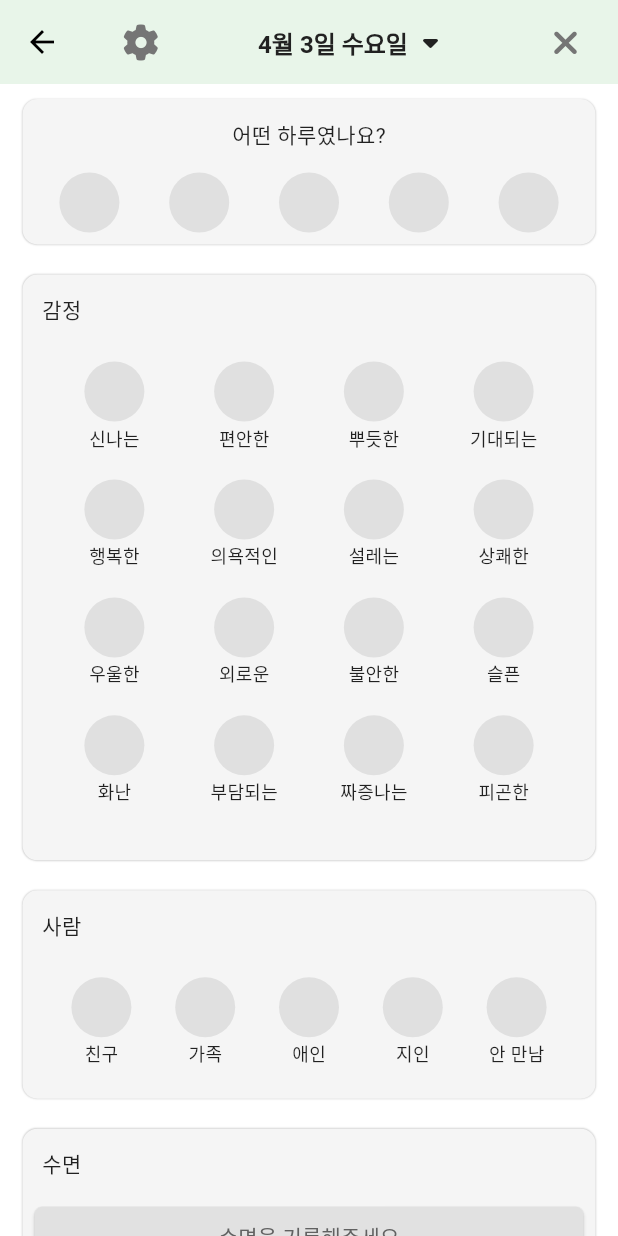
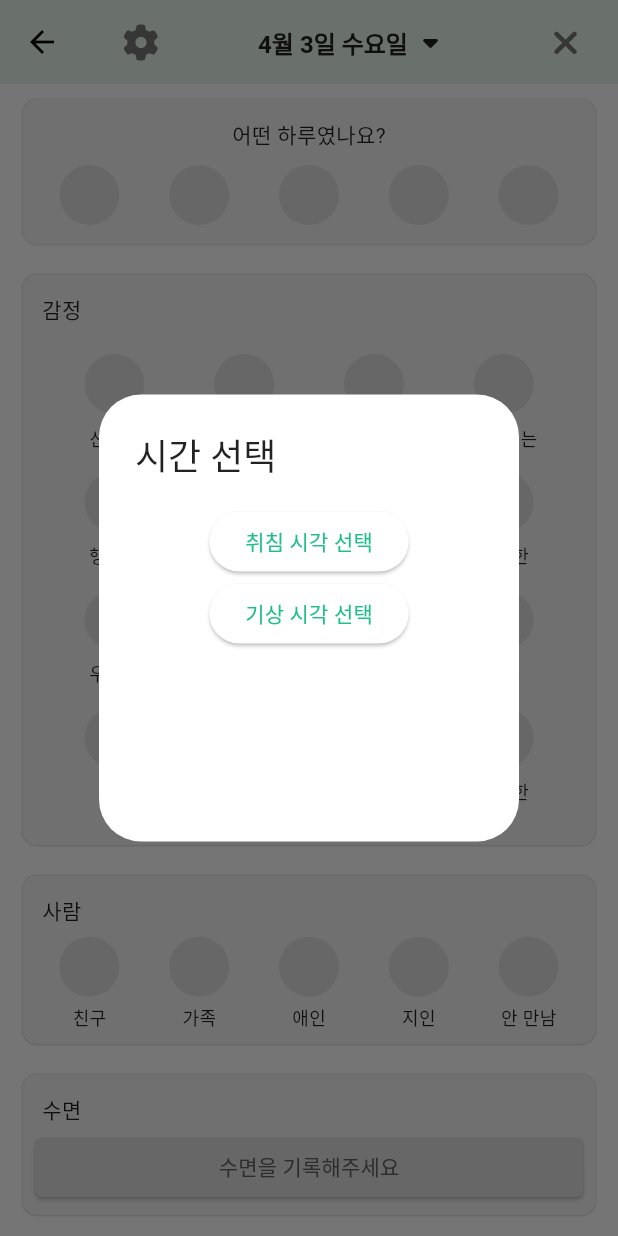
Before and after one commit to jrsky723/moodiary, a Flutter app: the AddDiaryScreen screen opened directly, after a tap on "수면을 기록해주세요", on a phone screen of 412 x 824 dp. Run offline on Flutter 3.47's test engine with Material 3 defaults, Android fonts, the phone set to English and light mode, and no system bars; our stand-ins replace flutter_datetime_picker_plus, flutter_riverpod, font_awesome_flutter, image_picker, shared_preferences; accounts and stored records are empty.

Commit message:
Add diary taps modify(맨위로, 사진, 수면)

```diff
--- a/lib/features/add_diary/add_diary_screen.dart
+++ b/lib/features/add_diary/add_diary_screen.dart
@@ -1,11 +1,15 @@
 import 'package:flutter/material.dart';
 import 'package:flutter/widgets.dart';
+import 'package:flutter_datetime_picker_plus/flutter_datetime_picker_plus.dart';
 import 'package:font_awesome_flutter/font_awesome_flutter.dart';
-import 'package:moodiary/common/widgets/circle_avatar.dart';
 import 'package:moodiary/common/widgets/p_info_button.dart';
-import 'package:moodiary/constants/gaps.dart';
 import 'package:moodiary/constants/sizes.dart';
+import 'package:moodiary/features/add_diary/widgets/daily_list.dart';
 import 'package:moodiary/features/add_diary/widgets/diary_container.dart';
+import 'package:moodiary/features/add_diary/widgets/emtion_list.dart';
+import 'package:moodiary/features/add_diary/widgets/image_picker_button.dart';
+import 'package:moodiary/features/add_diary/widgets/people_list.dart';
+import 'package:moodiary/features/add_diary/widgets/sleep_time_picker.dart';
 
 class AddDiaryScreen extends StatefulWidget {
   const AddDiaryScreen({super.key});
@@ -15,6 +19,81 @@ class AddDiaryScreen extends StatefulWidget {
 }
 
 class _AddDiaryScreenState extends State<AddDiaryScreen> {
+  late final ScrollController _scrollController;
+
+  void _scrollToTop() {
+    _scrollController.animateTo(
+      0,
+      duration: const Duration(milliseconds: 300),
+      curve: Curves.easeInOut,
+    );
+  }
+
+  DateTime? bedtime;
+  DateTime? wakeTime;
+
+  void _pickTime({required bool isBedTime}) {
+    DatePicker.showTimePicker(
+      context,
+      showTitleActions: true,
+      onConfirm: (date) {
+        setState(() {
+          if (isBedTime) {
+            bedtime = date;
+          } else {
+            wakeTime = date;
+          }
+        });
+      },
+      currentTime: DateTime.now(),
+      locale: LocaleType.en,
+    );
+  }
+
+  void _openTimePicker() {
+    showDialog(
+      context: context,
+      builder: (context) {
+        return AlertDialog(
+          title: const Text("시간 선택"),
+          content: SizedBox(
+            height: 200, // 다이얼로그 크기 조절
+            child: Column(
+              children: [
+                ElevatedButton(
+                  child: const Text("취침 시각 선택"),
+                  onPressed: () => _pickTime(isBedTime: true),
+                ),
+                ElevatedButton(
+                  child: const Text("기상 시각 선택"),
+                  onPressed: () => _pickTime(isBedTime: false),
+                ),
+                if (bedtime != null)
+                  Text("취침 시각: ${bedtime!.hour}시 ${bedtime!.minute}분"),
+                if (wakeTime != null)
+                  Text("기상 시각: ${wakeTime!.hour}시 ${wakeTime!.minute}"),
+              ],
+            ),
+          ),
+        );
+      },
+      barrierColor: Colors.black54, // 배경 어둡게 처리
+    );
+  }
+
+  @override
+  void initState() {
+    // TODO: implement initState
+    super.initState();
+    _scrollController = ScrollController();
+  }
+
+  @override
+  void dispose() {
+    _scrollController.dispose();
+    super.dispose();
+  }
+
   @override
   Widget build(BuildContext context) {
     return Scaffold(
@@ -53,85 +132,31 @@ class _AddDiaryScreenState extends State<AddDiaryScreen> {
         ),
       ),
       body: CustomScrollView(
+        controller: _scrollController,
         physics: const BouncingScrollPhysics(),
         slivers: [
           const SliverToBoxAdapter(
             child: DiaryContainer(
               crossAxisAlignment: CrossAxisAlignment.center,
               text: "어떤 하루였나요?",
-              child: Row(
-                mainAxisAlignment: MainAxisAlignment.spaceAround,
-                children: [
-                  SCircleAvatar(),
-                  SCircleAvatar(),
-                  SCircleAvatar(),
-                  SCircleAvatar(),
-                  SCircleAvatar(),
-                ],
-              ),
+              child: DailyList(),
             ),
           ),
           SliverToBoxAdapter(
             child: DiaryContainer(
               text: "감정",
-              child: GridView.builder(
-                padding: const EdgeInsets.all(
-                  Sizes.size10,
-                ),
-                shrinkWrap: true,
-                physics: const NeverScrollableScrollPhysics(),
-                gridDelegate: const SliverGridDelegateWithFixedCrossAxisCount(
+              child: EmotionList(
+                items: emotions,
                 crossAxisCount: 4,
-                  childAspectRatio: 11 / 10,
-                ),
-                itemCount: 16,
-                itemBuilder: (BuildContext context, int index) {
-                  // Replace this with your CircleAvatar widget
-                  return Column(
-                    children: [
-                      const SCircleAvatar(),
-                      Gaps.v2,
-                      Text(
-                        emotions[index],
-                        style: const TextStyle(
-                          fontSize: Sizes.size12,
-                        ),
-                      ),
-                    ],
-                  );
-                },
               ),
             ),
           ),
           SliverToBoxAdapter(
             child: DiaryContainer(
               text: "사람",
-              child: GridView.builder(
-                padding: const EdgeInsets.all(
-                  Sizes.size10,
-                ),
-                shrinkWrap: true,
-                physics: const NeverScrollableScrollPhysics(),
-                gridDelegate: const SliverGridDelegateWithFixedCrossAxisCount(
+              child: PeopleList(
+                items: people,
                 crossAxisCount: 5,
-                  childAspectRatio: 11 / 10,
-                ),
-                itemCount: 5,
-                itemBuilder: (BuildContext context, int index) {
-                  // Replace this with your CircleAvatar widget
-                  return Column(
-                    children: [
-                      const SCircleAvatar(),
-                      Gaps.v2,
-                      Text(
-                        people[index],
-                        style: const TextStyle(
-                          fontSize: Sizes.size12,
-                        ),
-                      ),
-                    ],
-                  );
-                },
               ),
             ),
           ),
@@ -139,31 +164,8 @@ class _AddDiaryScreenState extends State<AddDiaryScreen> {
             child: DiaryContainer(
               text: "수면",
               child: Center(
-                child: ElevatedButton(
-                  style: ElevatedButton.styleFrom(
-                    elevation: 1,
-                    backgroundColor: Colors.grey.shade300,
-                    foregroundColor: Colors.grey.shade500,
-                    surfaceTintColor: Colors.grey.shade100,
-                    shape: RoundedRectangleBorder(
-                      borderRadius: BorderRadius.circular(
-                        Sizes.size5,
-                      ),
-                    ),
-                  ),
-                  onPressed: () {},
-                  child: Flex(
-                    direction: Axis.horizontal,
-                    mainAxisAlignment: MainAxisAlignment.center,
-                    children: [
-                      Text(
-                        "수면을 기록해주세요",
-                        style: TextStyle(
-                          color: Colors.grey.shade700,
-                        ),
-                      ),
-                    ],
-                  ),
+                child: SleepDialog(
+                  context: context,
                 ),
               ),
             ),
@@ -196,36 +198,24 @@ class _AddDiaryScreenState extends State<AddDiaryScreen> {
               ),
             ),
           ),
-          SliverToBoxAdapter(
+          const SliverToBoxAdapter(
             child: DiaryContainer(
-              text: "수면",
+              text: "오늘의 사진",
               child: Center(
-                child: ElevatedButton(
-                  style: ElevatedButton.styleFrom(
-                    elevation: 1,
-                    backgroundColor: Colors.grey.shade300,
-                    foregroundColor: Colors.grey.shade500,
-                    surfaceTintColor: Colors.grey.shade100,
-                    shape: RoundedRectangleBorder(
-                      borderRadius: BorderRadius.circular(
-                        Sizes.size5,
+                child: ImagePickerButton(),
               ),
             ),
           ),
-                  onPressed: () {},
-                  child: Flex(
-                    direction: Axis.horizontal,
-                    mainAxisAlignment: MainAxisAlignment.center,
-                    children: [
-                      Text(
-                        "수면을 기록해주세요",
-                        style: TextStyle(
-                          color: Colors.grey.shade700,
+          SliverToBoxAdapter(
+            child: Container(
+              padding: const EdgeInsets.symmetric(
+                horizontal: Sizes.size20,
+                vertical: Sizes.size10,
               ),
-                      ),
-                    ],
-                  ),
-                ),
+              alignment: Alignment.bottomRight,
+              child: InkWell(
+                onTap: () => _scrollToTop(),
+                child: const Text("맨 위로"),
               ),
             ),
           ),
--- /dev/null
+++ b/lib/features/add_diary/widgets/daily_list.dart
@@ -0,0 +1,42 @@
+import 'package:flutter/material.dart';
+import 'package:moodiary/common/widgets/circle_avatar.dart';
+
+class DailyList extends StatefulWidget {
+  const DailyList({super.key});
+
+  @override
+  _DailyListState createState() => _DailyListState();
+}
+
+class _DailyListState extends State<DailyList> {
+  int selectedIndex = -1; // Initial selection index, -1 means none selected
+
+  @override
+  Widget build(BuildContext context) {
+    return Row(
+      mainAxisAlignment: MainAxisAlignment.spaceAround,
+      children: List.generate(5, (index) {
+        return GestureDetector(
+          onTap: () {
+            setState(() {
+              selectedIndex = index; // Update selected index
+            });
+          },
+          child: Container(
+            padding: const EdgeInsets.all(2), // Space for the border
+            decoration: BoxDecoration(
+              shape: BoxShape.circle,
+              border: Border.all(
+                color: selectedIndex == index
+                    ? Theme.of(context).primaryColor
+                    : Colors.transparent, // Conditional border color
+                width: 3,
+              ),
+            ),
+            child: const SCircleAvatar(),
+          ),
+        );
+      }),
+    );
+  }
+}
--- a/lib/features/add_diary/widgets/diary_container.dart
+++ b/lib/features/add_diary/widgets/diary_container.dart
@@ -40,7 +40,7 @@ class DiaryContainer extends StatelessWidget {
                 left: 5,
                 right: 5,
                 top: 5,
-                bottom: 15,
+                bottom: 5,
               ),
               child: Text(
                 text,
--- /dev/null
+++ b/lib/features/add_diary/widgets/emtion_list.dart
@@ -0,0 +1,75 @@
+import 'package:flutter/material.dart';
+import 'package:moodiary/common/widgets/circle_avatar.dart';
+import 'package:moodiary/constants/gaps.dart';
+import 'package:moodiary/constants/sizes.dart';
+
+class EmotionList extends StatefulWidget {
+  final List<String> items;
+  final int crossAxisCount;
+  const EmotionList({
+    super.key,
+    required this.items,
+    required this.crossAxisCount,
+  });
+
+  @override
+  _EmotionListState createState() => _EmotionListState();
+}
+
+class _EmotionListState extends State<EmotionList> {
+  Set<int> selectedIndexes = <int>{}; // 선택된 인덱스들을 저장하는 Set
+
+  @override
+  Widget build(BuildContext context) {
+    return GridView.builder(
+      padding: const EdgeInsets.all(
+        Sizes.size10,
+      ),
+      shrinkWrap: true,
+      physics: const NeverScrollableScrollPhysics(),
+      gridDelegate: SliverGridDelegateWithFixedCrossAxisCount(
+        crossAxisCount: widget.crossAxisCount,
+        childAspectRatio: 11 / 10,
+      ),
+      itemCount: widget.items.length,
+      itemBuilder: (BuildContext context, int index) {
+        return GestureDetector(
+          onTap: () {
+            setState(() {
+              if (selectedIndexes.contains(index)) {
+                selectedIndexes.remove(index); // 이미 선택된 경우 선택 해제
+              } else {
+                selectedIndexes.add(index); // 선택되지 않은 경우 선택
+              }
+            });
+          },
+          child: Column(
+            children: [
+              Container(
+                padding: const EdgeInsets.all(2), // Space for the border
+
+                decoration: BoxDecoration(
+                  shape: BoxShape.circle,
+                  border: Border.all(
+                    color: selectedIndexes.contains(index)
+                        ? Theme.of(context).primaryColor
+                        : Colors.transparent,
+                    width: 3,
+                  ),
+                ),
+                child: const SCircleAvatar(),
+              ),
+              Gaps.v2,
+              Text(
+                widget.items[index],
+                style: const TextStyle(
+                  fontSize: Sizes.size12,
+                ),
+              ),
+            ],
+          ),
+        );
+      },
+    );
+  }
+}
--- /dev/null
+++ b/lib/features/add_diary/widgets/image_picker_button.dart
@@ -0,0 +1,101 @@
+import 'package:flutter/material.dart';
+import 'package:font_awesome_flutter/font_awesome_flutter.dart';
+import 'dart:io';
+
+import 'package:image_picker/image_picker.dart';
+
+class ImagePickerButton extends StatefulWidget {
+  const ImagePickerButton({super.key});
+
+  @override
+  _ImagePickerButtonState createState() => _ImagePickerButtonState();
+}
+
+class _ImagePickerButtonState extends State<ImagePickerButton> {
+  File? _image;
+
+  Future<void> _pickImage() async {
+    final pickedFile =
+        await ImagePicker().pickImage(source: ImageSource.gallery);
+    if (pickedFile != null) {
+      setState(() {
+        _image = File(pickedFile.path);
+      });
+    }
+  }
+
+  void _cancelSelection() {
+    setState(() {
+      _image = null;
+    });
+  }
+
+  @override
+  Widget build(BuildContext context) {
+    return ElevatedButton(
+      style: ElevatedButton.styleFrom(
+        elevation: 1,
+        backgroundColor: Colors.grey.shade300,
+        foregroundColor: Colors.grey.shade500,
+        surfaceTintColor: Colors.grey.shade100,
+        shape: RoundedRectangleBorder(
+          borderRadius: BorderRadius.circular(5), // Sizes.size5 대신에 리터럴 값 사용
+        ),
+      ),
+      onPressed: _pickImage,
+      child: _image == null
+          ? Flex(
+              direction: Axis.horizontal,
+              mainAxisAlignment: MainAxisAlignment.center,
+              children: [
+                Padding(
+                  padding: const EdgeInsets.symmetric(
+                      vertical: 52), // Sizes.size52 대신에 리터럴 값 사용
+                  child: Column(
+                    children: [
+                      FaIcon(
+                        FontAwesomeIcons.camera,
+                        color: Colors.grey.shade700,
+                        size: 52, // Sizes.size52 대신에 리터럴 값 사용
+                      ),
+                      Text(
+                        "사진을 선택해주세요",
+                        style: TextStyle(
+                          color: Colors.grey.shade700,
+                        ),
+                      ),
+                    ],
+                  ),
+                ),
+              ],
+            )
+          : Stack(
+              alignment: Alignment.topRight,
+              children: [
+                ClipRRect(
+                  borderRadius: BorderRadius.circular(
+                      5), // Match the button's borderRadius
+                  child: Image.file(
+                    _image!,
+                    fit: BoxFit
+                        .contain, // This will cover the area without distorting the aspect ratio
+                    height: buttonSize[
+                        'height'], // Set the height to limit the size of the image
+                    width: buttonSize[
+                        'width'], // Width takes the full width of the button
+                  ),
+                ),
+                IconButton(
+                  icon: const Icon(Icons.cancel, color: Colors.red),
+                  onPressed: _cancelSelection,
+                ),
+              ],
+            ),
+    );
+  }
+}
+
+Map<String, double> buttonSize = {
+  'height': 179,
+  'width': 317.4,
+};
--- /dev/null
+++ b/lib/features/add_diary/widgets/people_list.dart
@@ -0,0 +1,68 @@
+import 'package:flutter/material.dart';
+import 'package:moodiary/common/widgets/circle_avatar.dart';
+import 'package:moodiary/constants/gaps.dart';
+
+class PeopleList extends StatefulWidget {
+  final List<String> items;
+  final int crossAxisCount;
+  const PeopleList({
+    super.key,
+    required this.items,
+    required this.crossAxisCount,
+  });
+  @override
+  _PeopleListState createState() => _PeopleListState();
+}
+
+class _PeopleListState extends State<PeopleList> {
+  Set<int> selectedIndexes = <int>{}; // 선택된 인덱스들을 저장하는 Set
+
+  @override
+  Widget build(BuildContext context) {
+    return GridView.builder(
+      shrinkWrap: true,
+      physics: const NeverScrollableScrollPhysics(),
+      gridDelegate: SliverGridDelegateWithFixedCrossAxisCount(
+        crossAxisCount: widget.crossAxisCount,
+        childAspectRatio: 11 / 10,
+      ),
+      itemCount: widget.items.length,
+      itemBuilder: (BuildContext context, int index) {
+        return GestureDetector(
+          onTap: () {
+            setState(() {
+              if (selectedIndexes.contains(index)) {
+                selectedIndexes.remove(index); // 이미 선택된 경우 선택 해제
+              } else {
+                selectedIndexes.add(index); // 선택되지 않은 경우 선택
+              }
+            });
+          },
+          child: Column(
+            children: [
+              Container(
+                decoration: BoxDecoration(
+                  shape: BoxShape.circle,
+                  border: Border.all(
+                    color: selectedIndexes.contains(index)
+                        ? Theme.of(context).primaryColor
+                        : Colors.transparent,
+                    width: 3,
+                  ),
+                ),
+                child: const SCircleAvatar(),
+              ),
+              Gaps.v2,
+              Text(
+                widget.items[index],
+                style: const TextStyle(
+                  fontSize: 12,
+                ),
+              ),
+            ],
+          ),
+        );
+      },
+    );
+  }
+}
--- /dev/null
+++ b/lib/features/add_diary/widgets/sleep_time_picker.dart
@@ -0,0 +1,93 @@
+import 'package:flutter/material.dart';
+import 'package:flutter_datetime_picker_plus/flutter_datetime_picker_plus.dart';
+
+class SleepDialog extends StatefulWidget {
+  final BuildContext context;
+  const SleepDialog({
+    super.key,
+    required this.context,
+  });
+
+  @override
+  _SleepDialogState createState() => _SleepDialogState();
+}
+
+class _SleepDialogState extends State<SleepDialog> {
+  DateTime? bedtime;
+  DateTime? wakeTime;
+
+  void _openTimePicker() {
+    showDialog(
+      context: context,
+      builder: (context) {
+        return AlertDialog(
+          title: const Text("시간 선택"),
+          content: SizedBox(
+            height: 200, // 다이얼로그 크기 조절
+            child: Column(
+              children: [
+                ElevatedButton(
+                  child: const Text("취침 시각 선택"),
+                  onPressed: () => _pickTime(isBedTime: true),
+                ),
+                ElevatedButton(
+                  child: const Text("기상 시각 선택"),
+                  onPressed: () => _pickTime(isBedTime: false),
+                ),
+                if (bedtime != null)
+                  Text("취침 시각: ${bedtime!.hour}시${bedtime!.minute}분"),
+                if (wakeTime != null)
+                  Text("기상 시각: ${wakeTime!.hour}시${wakeTime!.minute}분"),
+              ],
+            ),
+          ),
+        );
+      },
+      barrierColor: Colors.black54, // 배경 어둡게 처리
+    );
+  }
+
+  void _pickTime({required bool isBedTime}) {
+    DatePicker.showTimePicker(
+      context,
+      showTitleActions: true,
+      onConfirm: (date) {
+        setState(() {
+          if (isBedTime) {
+            bedtime = date;
+          } else {
+            wakeTime = date;
+          }
+        });
+      },
+      currentTime: DateTime.now(),
+      locale: LocaleType.en,
+    );
+  }
+
+  @override
+  Widget build(BuildContext context) {
+    return ElevatedButton(
+      style: ElevatedButton.styleFrom(
+        elevation: 1,
+        backgroundColor: Colors.grey.shade300,
+        foregroundColor: Colors.grey.shade500,
+        surfaceTintColor: Colors.grey.shade100,
+        shape: RoundedRectangleBorder(
+          borderRadius: BorderRadius.circular(5),
+        ),
+      ),
+      onPressed: _openTimePicker,
+      child: Flex(
+        direction: Axis.horizontal,
+        mainAxisAlignment: MainAxisAlignment.center,
+        children: [
+          Text(
+            "수면을 기록해주세요",
+            style: TextStyle(color: Colors.grey.shade700),
+          ),
+        ],
+      ),
+    );
+  }
+}
--- a/pubspec.yaml
+++ b/pubspec.yaml
@@ -40,11 +40,12 @@ dependencies:
   flutter_localizations:
     sdk: flutter
   intl: any
+  image_picker: ^0.8.5+3
+  flutter_datetime_picker_plus: ^2.1.0
 
 dev_dependencies:
   flutter_test:
     sdk: flutter
-
   # The "flutter_lints" package below contains a set of recommended lints to
   # encourage good coding practices. The lint set provided by the package is
   # activated in the `analysis_options.yaml` file located at the root of your
```
Also changed, not shown: pubspec.lock, 4 other files. Lines whose indentation alone changed are shown as unchanged.
